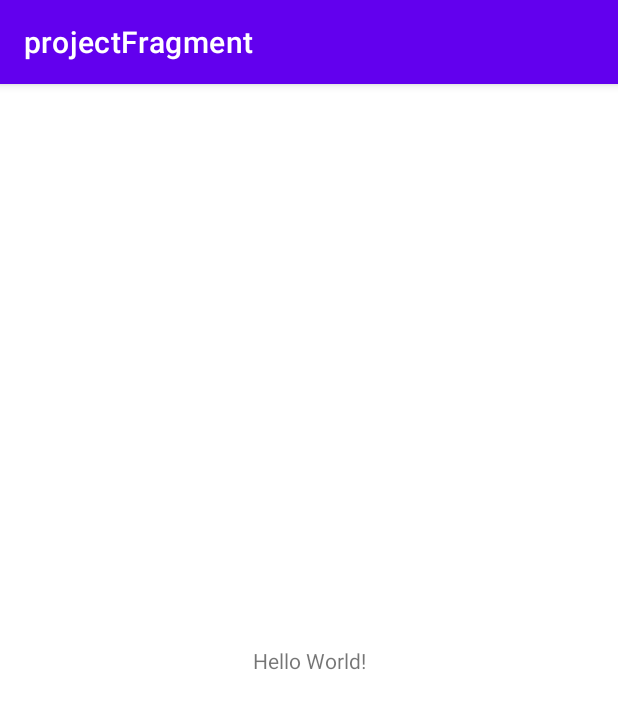
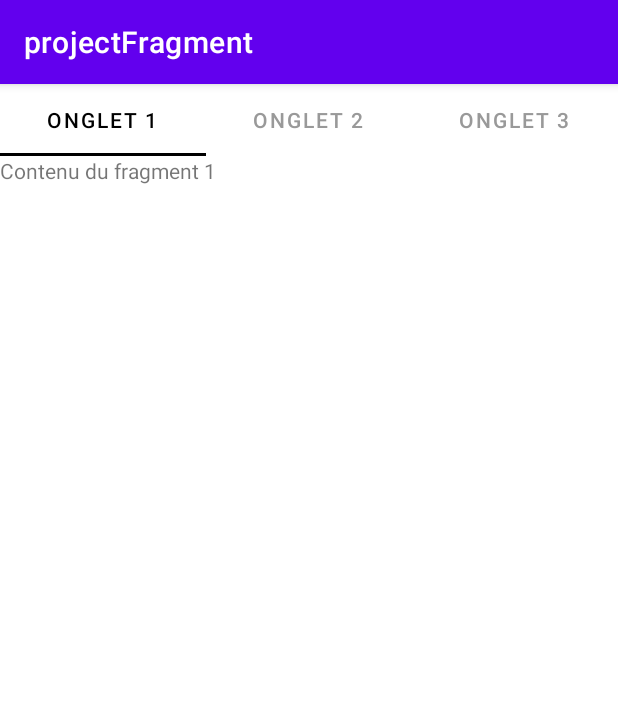
Before and after one commit to singard/EtrianWiki, an Android app: the screen it shows after launch (MainActivity), on a phone screen of 412 x 824 dp. Shown: the top 709 px of the screen. Run offline under Robolectric (Android 15) with nearby library versions, the phone set to English and light mode, and no system bars.

Commit message:
add TabLayout fonctional

```diff
--- /dev/null
+++ b/app/src/main/java/com/ynov/projectfragment/Fragement1.kt
@@ -0,0 +1,23 @@
+package com.ynov.projectfragment
+
+import android.os.Bundle
+import android.view.*
+import androidx.fragment.app.Fragment
+
+class Fragment1: Fragment() {
+
+    override fun onCreate(savedInstanceState: Bundle?) {
+        super.onCreate(savedInstanceState)
+        setHasOptionsMenu(true)
+    }
+
+    override fun onCreateView(
+        inflater: LayoutInflater, container: ViewGroup?,
+        savedInstanceState: Bundle?
+    ): View? {
+        // Inflate the layout for this fragment
+        val view = inflater.inflate(R.layout.fragment_1, container, false)
+
+        return view
+    }
+}
--- /dev/null
+++ b/app/src/main/java/com/ynov/projectfragment/Fragment2.kt
@@ -0,0 +1,25 @@
+package com.ynov.projectfragment
+
+import android.os.Bundle
+import android.view.LayoutInflater
+import android.view.View
+import android.view.ViewGroup
+import androidx.fragment.app.Fragment
+
+class Fragment2 : Fragment(){
+
+    override fun onCreate(savedInstanceState: Bundle?) {
+        super.onCreate(savedInstanceState)
+        setHasOptionsMenu(true)
+    }
+
+    override fun onCreateView(
+        inflater: LayoutInflater, container: ViewGroup?,
+        savedInstanceState: Bundle?
+    ): View? {
+        // Inflate the layout for this fragment
+        val view = inflater.inflate(R.layout.fragment_2, container, false)
+
+        return view
+    }
+}
--- a/app/src/main/java/com/ynov/projectfragment/MainActivity.kt
+++ b/app/src/main/java/com/ynov/projectfragment/MainActivity.kt
@@ -2,10 +2,25 @@ package com.ynov.projectfragment
 
 import androidx.appcompat.app.AppCompatActivity
 import android.os.Bundle
+import android.view.Menu
+import android.view.MenuInflater
+import android.view.MenuItem
+import androidx.viewpager.widget.ViewPager
+import com.google.android.material.tabs.TabLayout
 
 class MainActivity : AppCompatActivity() {
     override fun onCreate(savedInstanceState: Bundle?) {
         super.onCreate(savedInstanceState)
         setContentView(R.layout.activity_main)
+
+        val viewPager = findViewById<ViewPager>(R.id.view_pager)
+        viewPager.adapter = ViewPagerAdapter(supportFragmentManager)
+
+        val tabLayout = findViewById<TabLayout>(R.id.tab_layout)
+        tabLayout.setupWithViewPager(viewPager)
+
+
     }
+
+
 }
--- /dev/null
+++ b/app/src/main/java/com/ynov/projectfragment/ViewPager.kt
@@ -0,0 +1,31 @@
+package com.ynov.projectfragment
+
+import androidx.fragment.app.Fragment
+import androidx.fragment.app.FragmentManager
+import androidx.fragment.app.FragmentPagerAdapter
+
+class ViewPagerAdapter(supportFragmentManager: FragmentManager) :
+    FragmentPagerAdapter(supportFragmentManager) {
+
+    override fun getItem(position: Int): Fragment {
+        return when (position) {
+            0 -> Fragment1()
+            1 -> Fragment2()
+            2 -> Fragment3()
+            else -> Fragment1()
+        }
+    }
+
+    override fun getCount(): Int {
+        return 3
+    }
+
+    override fun getPageTitle(position: Int): CharSequence? {
+        return when (position) {
+            0 -> "Onglet 1"
+            1 -> "Onglet 2"
+            2 -> "Onglet 3"
+            else -> null
+        }
+    }
+}
--- a/app/src/main/res/layout/activity_main.xml
+++ b/app/src/main/res/layout/activity_main.xml
@@ -1,18 +1,22 @@
-<?xml version="1.0" encoding="utf-8"?>
-<androidx.constraintlayout.widget.ConstraintLayout xmlns:android="http://schemas.android.com/apk/res/android"
+<LinearLayout xmlns:android="http://schemas.android.com/apk/res/android"
+    xmlns:tools="http://schemas.android.com/tools"
     xmlns:app="http://schemas.android.com/apk/res-auto"
-    xmlns:tools="http://schemas.android.com/tools"
     android:layout_width="match_parent"
     android:layout_height="match_parent"
-    tools:context=".MainActivity">
+    android:orientation="vertical">
 
-    <TextView
-        android:layout_width="wrap_content"
+    <com.google.android.material.tabs.TabLayout
+        android:id="@+id/tab_layout"
+        android:layout_width="match_parent"
         android:layout_height="wrap_content"
-        android:text="Hello World!"
-        app:layout_constraintBottom_toBottomOf="parent"
-        app:layout_constraintEnd_toEndOf="parent"
-        app:layout_constraintStart_toStartOf="parent"
-        app:layout_constraintTop_toTopOf="parent" />
+        app:tabIndicatorColor="#000"
+        app:tabSelectedTextColor="#000"
+        app:tabTextColor="#999"/>
 
-</androidx.constraintlayout.widget.ConstraintLayout>
+    <androidx.viewpager.widget.ViewPager
+        android:id="@+id/view_pager"
+        android:layout_width="match_parent"
+        android:layout_height="match_parent">
+    </androidx.viewpager.widget.ViewPager>
+
+</LinearLayout>
--- /dev/null
+++ b/app/src/main/res/layout/fragment_1.xml
@@ -0,0 +1,14 @@
+<LinearLayout xmlns:android="http://schemas.android.com/apk/res/android"
+    xmlns:app="http://schemas.android.com/apk/res-auto"
+    android:layout_width="match_parent"
+    android:layout_height="match_parent"
+    android:orientation="vertical">
+
+
+
+    <TextView
+        android:layout_width="match_parent"
+        android:layout_height="match_parent"
+        android:text="Contenu du fragment 1" />
+
+</LinearLayout>
--- /dev/null
+++ b/app/src/main/res/layout/toolbar.xml
@@ -0,0 +1,6 @@
+<?xml version="1.0" encoding="utf-8"?>
+<androidx.constraintlayout.widget.ConstraintLayout xmlns:android="http://schemas.android.com/apk/res/android"
+    android:layout_width="match_parent"
+    android:layout_height="match_parent">
+
+</androidx.constraintlayout.widget.ConstraintLayout>
```
Also changed, not shown: app/src/main/java/com/ynov/projectfragment/Fragment3.kt (added, +25 -0 lines), app/src/main/res/layout/fragment_2.xml (added, +15 -0 lines), app/src/main/res/layout/fragment_3.xml (added, +15 -0 lines).
